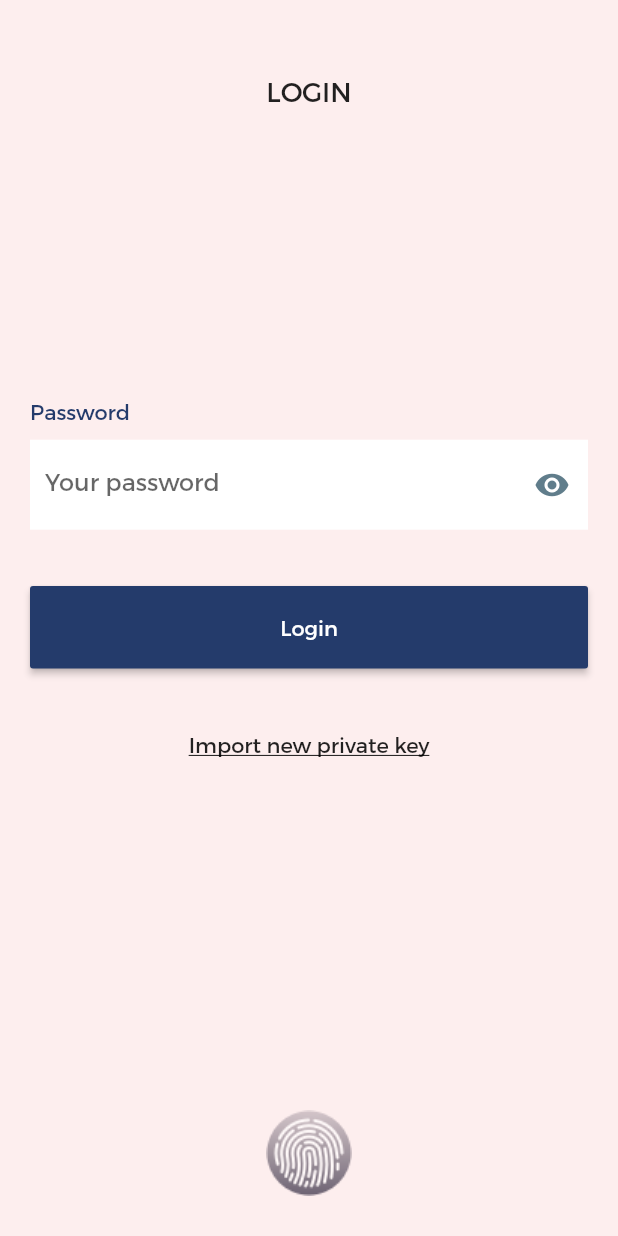
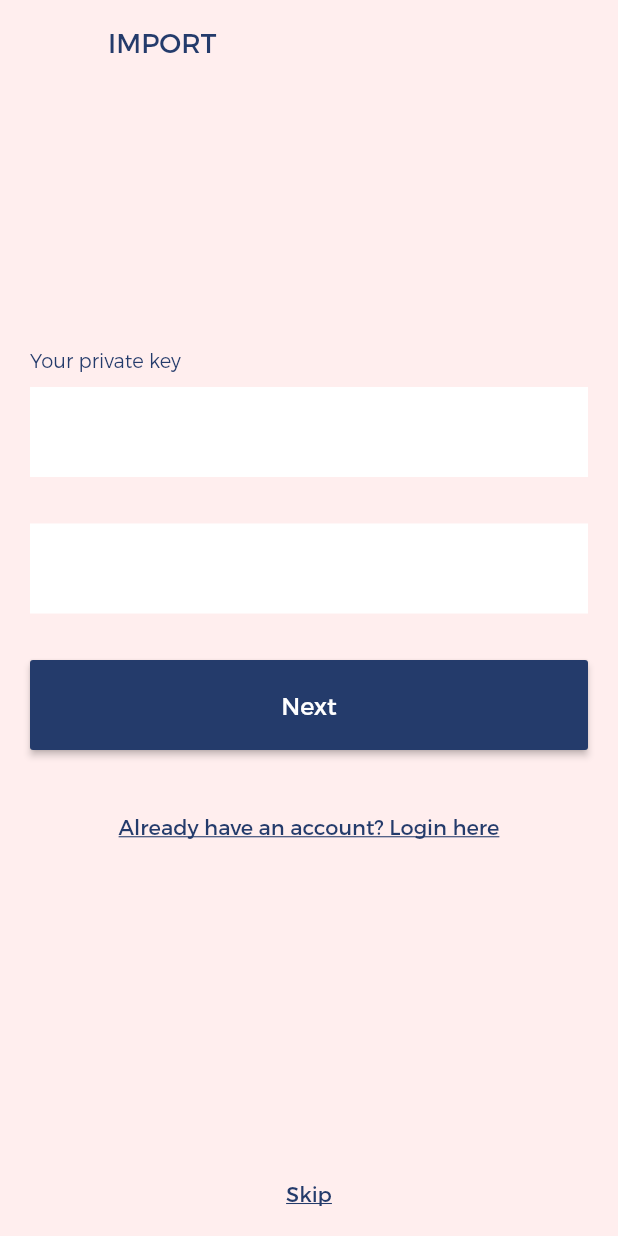
Before and after one commit to mroom-software/mr-pwd-mobile, a Flutter app: the screen it shows after launch, after a tap on "Import new private key", on a phone screen of 412 x 824 dp. Run offline on Flutter 3.47's test engine with Material 2 defaults, Android fonts, the phone set to English and light mode, and no system bars; our stand-ins replace dio, sqflite; accounts and stored records are empty.

Commit message:
[WIP] Login + Import flows

```diff
--- a/lib/data/db/db.dart
+++ b/lib/data/db/db.dart
@@ -43,11 +43,7 @@ class DB {
   Future<User> selectUser() async {
     final List<Map<String, dynamic>> maps = await _dbConn.query('users');
     final Map<String, dynamic> mUser = maps.last;
-    return User(
-      id: mUser['id'],
-      name: mUser['name'],
-      password: mUser['password'],
-    );
+    return User.fromMap(mUser);
   }
 
   Future<User> selectUserID(int id) async {
@@ -65,6 +61,8 @@ class DB {
 
   Future<int> deleteUser(int id) async => await _dbConn.delete('users', where: 'id = ?', whereArgs: [id]);
 
+  Future<int> deleteAllUsers() async => await _dbConn.delete('users');
+
   Future<void> close() async => await _dbConn.close();
 
 }
--- a/lib/data/models/user.dart
+++ b/lib/data/models/user.dart
@@ -17,8 +17,8 @@ class User {
   }
 
   User.fromMap(Map<String, dynamic> map) {
-    id = map['id'];
-    name = map['name'];
-    password = map['password'];
+    id = map['id'] as int;
+    name = map['name'] as String;
+    password = map['password'] as String;
   }
 }
--- a/lib/routes.dart
+++ b/lib/routes.dart
@@ -1,5 +1,6 @@
 import 'package:flutter/material.dart';
 import 'package:blockpass/screens/login.dart';
+import 'package:blockpass/screens/import.dart';
 
 class Routes extends StatelessWidget {
 
@@ -7,11 +8,20 @@ class Routes extends StatelessWidget {
   Widget build(BuildContext context) {
     return MaterialApp(
       theme: ThemeData(
-        primaryColor: Color.fromRGBO(255, 238, 238, 1),
+        backgroundColor: Color.fromRGBO(255, 238, 238, 1),
+        primaryColor: Color.fromRGBO(36, 59, 107, 1),
+        primaryColorLight: Color.fromRGBO(106, 123, 138, 1),
         fontFamily: 'Montserrat',
+        textTheme: TextTheme(
+          title: TextStyle(fontSize: 18.0, fontStyle: FontStyle.normal, color: Color.fromRGBO(36, 59, 107, 1)),
+          body1: TextStyle(fontSize: 15.0, fontStyle: FontStyle.normal, color: Color.fromRGBO(36, 59, 107, 1)),
+          body2: TextStyle(fontSize: 15.0, fontWeight: FontWeight.w700, color: Color.fromRGBO(36, 59, 107, 1)),
+          display1: TextStyle(fontSize: 13.0, fontWeight: FontWeight.w100, color: Color.fromRGBO(36, 59, 107, 1)),
+        ),
       ),
       routes: {
         '/': (context) => LoginScreen(),
+        '/import': (context) => ImportScreen(),
       },
     );
   }
--- a/lib/screens/import.dart
+++ b/lib/screens/import.dart
@@ -0,0 +1,147 @@
+import 'package:flutter/material.dart';
+import 'package:blockpass/widgets/text_combo_widget.dart';
+
+class ImportScreen extends StatelessWidget {
+
+  @override
+  Widget build(BuildContext context) {
+    return Scaffold(
+      backgroundColor: Theme.of(context).backgroundColor,
+      appBar: AppBar(
+        backgroundColor: Theme.of(context).backgroundColor,
+        elevation: 0.0,
+        title: Text(
+          'IMPORT',
+          style: Theme.of(context).textTheme.title,
+        ),
+        leading: Container(),
+      ),
+      body: Container(
+        child: Column(
+          children: <Widget>[
+            Expanded(
+              flex: 8,
+              child: Container(
+                padding: const EdgeInsets.all(20.0),
+                child: Column(
+                  children: <Widget>[
+                    Expanded(
+                      flex: 2,
+                      child: Align(
+                        alignment: Alignment.bottomLeft,
+                        child: Container(
+                          padding: const EdgeInsets.fromLTRB(0, 0, 0, 10),
+                          child: Text(
+                            'Your private key',
+                            style: Theme.of(context).textTheme.display1,
+                          ),
+                        ),
+                      )
+                    ),
+                    Expanded(
+                      flex: 1,
+                      child: Container(
+                        padding: const EdgeInsets.fromLTRB(0, 0, 0, 0),
+                        child: Column(
+                          children: <Widget>[
+                            Container(
+                              height: 60,
+                              color: Colors.white,
+                              child: Align(
+                                alignment: Alignment.centerLeft,
+                                child:
+                                Container(
+                                  padding: const EdgeInsets.fromLTRB(10, 0, 0, 0),
+                                  child: TextField(
+                                    decoration: InputDecoration(
+                                      border: InputBorder.none,
+                                      hintText: '',
+                                    ),
+                                  ),
+                                ),
+                              )
+                            ),
+                          ],
+                        ),
+                      ),
+                    ),
+                    Expanded(
+                      flex: 1,
+                      child: Column(
+                          children: <Widget>[
+                            Container(
+                              height: 60,
+                              child: TextComboWidget(lblLeading: 'EOS', lblContent: 'Mainnet'),
+                            )
+                          ],
+                        ),
+                    ),
+                    Expanded(
+                      flex: 1,
+                      child: Column(
+                        children: <Widget>[
+                          Container(
+                            width: MediaQuery.of(context).size.width,
+                            height: 60,
+                            child: RaisedButton(
+                              color: Color.fromRGBO(36, 59, 107, 1),
+                              onPressed: () => print('Login clicked'),
+                              child: Text(
+                                'Next',
+                                style: TextStyle(color: Color(0xFFFFFFFF), fontSize: 16),
+                              ),
+                            ),
+                          ),
+                        ],
+                      ),
+                    ),
+                    Expanded(
+                      flex: 2,
+                      child: Column(
+                        children: <Widget>[
+                          Container(
+                            height: 40,
+                            child: FlatButton(
+                              onPressed: () => Navigator.pop(context),
+                              child: Align(
+                                alignment: Alignment.center,
+                                child: Text(
+                                  'Already have an account? Login here',
+                                  style: TextStyle(
+                                    decoration: TextDecoration.underline,
+                                    color: Theme.of(context).primaryColor,
+                                  ),
+                                ),
+                              ),
+                            ),
+                          )
+                        ],
+                      )
+                    ),
+                    Expanded(
+                      flex: 1,
+                      child: FlatButton(
+                        onPressed: () => print('Skip touched'),
+                        child: Align(
+                          alignment: Alignment.bottomCenter,
+                          child: Text(
+                            'Skip',
+                            style: TextStyle(
+                              decoration: TextDecoration.underline,
+                              color: Theme.of(context).primaryColor,
+                            ),
+                          ),
+                        ),
+                      ),
+                    ),
+                  ],
+                ),
+              ),
+            ),
+          ],
+        ),
+      )
+    );
+  }
+
+}
--- a/lib/screens/login.dart
+++ b/lib/screens/login.dart
@@ -5,35 +5,31 @@ class LoginScreen extends StatelessWidget {
   @override
   Widget build(BuildContext context) {
     return Scaffold(
+      backgroundColor: Theme.of(context).backgroundColor,
+      appBar: AppBar(
+        backgroundColor: Theme.of(context).backgroundColor,
+        elevation: 0.0,
+        title: Text(
+          'LOGIN',
+          style: Theme.of(context).textTheme.title,
+        ),
+      ),
       body: Container(
-        padding: const EdgeInsets.fromLTRB(0, 50, 0, 0),
-        color: Color.fromRGBO(253, 238, 238, 1),
         child: Column(
           children: <Widget>[
             Expanded(
-              flex: 1,
-              child: Text(
-                'LOGIN',
-                style: TextStyle(
-                  fontSize: 18.0,
-                ),
-              ),
-            ),
-            Expanded(
-              flex: 5,
+              flex: 6,
               child: Container(
                 padding: const EdgeInsets.all(20.0),
                 child: Column(
                   children: <Widget>[
                     Expanded(
-                      flex: 1,
+                      flex: 2,
                       child: Align(
                         alignment: Alignment.bottomLeft,
                         child: Text(
                           'Password',
-                          style: TextStyle(
-                            color: Color.fromRGBO(36, 59, 107, 1),
-                          ),
+                          style: Theme.of(context).textTheme.display1,
                         ),
                       )
                     ),
@@ -79,10 +75,10 @@ class LoginScreen extends StatelessWidget {
                             height: 60,
                             child: RaisedButton(
                               color: Color.fromRGBO(36, 59, 107, 1),
-                              onPressed: () => print('Login pressed'),
+                              onPressed: () => print('Login clicked'),
                               child: Text(
                                 'Login',
-                                style: TextStyle(color: Color(0xFFFFFFFF)),
+                                style: TextStyle(color: Color(0xFFFFFFFF), fontSize: 16),
                               ),
                             ),
                           ),
@@ -96,13 +92,14 @@ class LoginScreen extends StatelessWidget {
                           Container(
                             height: 40,
                             child: FlatButton(
-                              onPressed: () => print('Import clicked'),
+                              onPressed: () => Navigator.pushNamed(context, '/import'),
                               child: Align(
                                 alignment: Alignment.topCenter,
                                 child: Text(
                                   'Import new private key',
                                   style: TextStyle(
                                     decoration: TextDecoration.underline,
+                                    color: Theme.of(context).primaryColor,
                                   ),
                                 ),
                               ),
--- /dev/null
+++ b/lib/services/api.dart
@@ -0,0 +1,44 @@
+import 'dart:convert';
+
+import 'package:dio/dio.dart';
+
+class BPApi {
+
+  static final BPApi _singleton = new BPApi._internal();
+  Dio _dio;
+  final String _baseUrl = 'http://localhost:8000/api';
+
+  factory BPApi() {
+    return _singleton;
+  }
+
+  BPApi._internal() {
+    _dio = new Dio();
+  }
+
+  Future<Map<String, dynamic>> getMoreApps() async {
+    try {
+      Response response = await _dio.get(_baseUrl + '/system/more-apps');
+      return json.decode(response.data.toString());
+    } catch (e) {
+      print(e);
+      return null;
+    }
+  }
+
+  Future<Map<String, dynamic>> sendFeedback(String email, String name, String message) async {
+    try {
+      FormData formData = new FormData.from({
+        'Email': 'trongdth@gmail.com',
+        'Name': 'Trong Dinh',
+        'Message': 'hello',
+      });
+      Response response = await _dio.post(_baseUrl + '/system/contact-us', data: formData);
+      return json.decode(response.data.toString());
+    } catch (e) {
+      print(e);
+      return null;
+    }
+  }
+
+}
--- /dev/null
+++ b/lib/widgets/text_combo_widget.dart
@@ -0,0 +1,23 @@
+import 'package:flutter/material.dart';
+
+class TextComboWidget extends StatelessWidget {
+
+  final String lblLeading;
+  final String lblContent;
+
+  TextComboWidget({Key key, this.lblLeading, this.lblContent}) : super(key: key);
+
+  @override
+  Widget build(BuildContext context) {
+
+    return Container(
+      color: Colors.white,
+      child: Row(
+        children: <Widget>[
+
+        ],
+      ),
+    );
+  }
+
+}
--- a/pubspec.yaml
+++ b/pubspec.yaml
@@ -24,6 +24,7 @@ dependencies:
   # Use with the CupertinoIcons class for iOS style icons.
   cupertino_icons: ^0.1.2
   sqflite: ^1.1.0
+  dio: 2.1.0
 
 dev_dependencies:
   flutter_test:
@@ -76,9 +77,10 @@ flutter:
       fonts:
         - asset: fonts/Montserrat-Regular.otf
           style: normal
-        - asset: fonts/Montserrat-Light.otf
-          weight: 400
         - asset: fonts/Montserrat-SemiBold.otf
           weight: 700
+        - asset: fonts/Montserrat-Light.otf
+          weight: 100
+
   assets:
     - assets/touch_id.png
```
Also changed, not shown: pubspec.lock.
